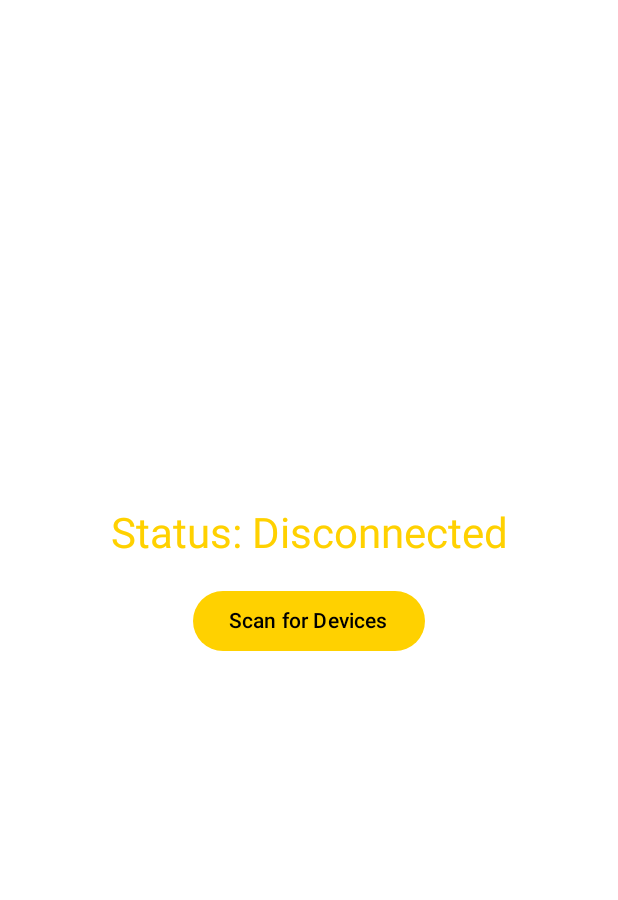
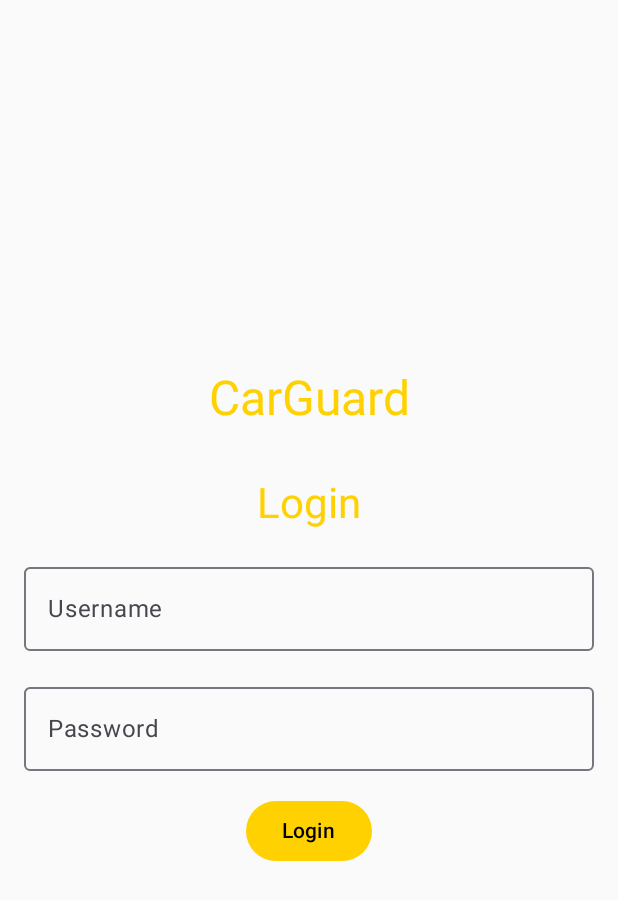
Before and after one commit to MichaelQ12/CarGuard, an Android app built with Jetpack Compose: the screen it shows after launch (MainActivity), on a phone screen of 412 x 824 dp. Shown: the top 900 px of the screen. Run offline under Robolectric (Android 15) with nearby library versions, the phone set to English and light mode, and no system bars.

Commit message:
added login

```diff
--- a/app/build.gradle.kts
+++ b/app/build.gradle.kts
@@ -61,6 +61,8 @@ dependencies {
     implementation(libs.androidx.ui.graphics)
     implementation(libs.androidx.ui.tooling.preview)
     implementation(libs.androidx.material3)
+    implementation(libs.androidx.navigation.runtime.ktx)
+    implementation(libs.androidx.navigation.compose)
     testImplementation(libs.junit)
     androidTestImplementation(libs.androidx.junit)
     androidTestImplementation(libs.androidx.espresso.core)
--- a/app/src/main/java/com/example/bluetoothsensorapp/MainActivity.kt
+++ b/app/src/main/java/com/example/bluetoothsensorapp/MainActivity.kt
@@ -24,10 +24,17 @@ import androidx.compose.ui.Modifier
 import androidx.compose.ui.tooling.preview.Preview
 import androidx.compose.ui.unit.dp
 import androidx.core.content.ContextCompat
+import androidx.navigation.NavHostController
+import androidx.navigation.NavController
+import androidx.navigation.compose.NavHost
+import androidx.navigation.compose.composable
+import androidx.navigation.compose.rememberNavController
+import androidx.compose.ui.text.input.PasswordVisualTransformation
 import com.example.bluetoothsensorapp.ui.theme.BluetoothSensorAppTheme
 import java.util.*
 
 class MainActivity : ComponentActivity() {
+
     private lateinit var bluetoothAdapter: BluetoothAdapter
     private lateinit var bluetoothLeScanner: BluetoothLeScanner
     private var scanning = false
@@ -48,35 +55,40 @@ class MainActivity : ComponentActivity() {
             permissions[Manifest.permission.ACCESS_FINE_LOCATION] == true &&
             permissions[Manifest.permission.ACCESS_COARSE_LOCATION] == true
         ) {
-            // Permissions granted, proceed with scanning
             scanLeDevice()
-        } else {
-            // Permissions denied, show a message to the user
         }
     }
 
+    @RequiresApi(Build.VERSION_CODES.S)
+    @Composable
+    fun NavigationComponent(navController: NavHostController) {
+        NavHost(navController, startDestination = "login") {
+            composable("login") {
+                LoginScreen(navController = navController)
+            }
+            composable("main") {
+                MainScreen(
+                    discoveredDevices = discoveredDevices,
+                    messages = messages,
+                    status = if (isConnected) "Connected" else "Disconnected",  // Passing status
+                    onScanClick = { checkPermissionsAndScan() },
+                    onDeviceClick = { device -> connectToDevice(device) },
+                    onToggleChanged = { toggleState -> writeToggleToDevice(toggleState) }
+                )
+            }
+        }
+    }
     @RequiresApi(Build.VERSION_CODES.S)
     override fun onCreate(savedInstanceState: Bundle?) {
         super.onCreate(savedInstanceState)
         setContent {
             BluetoothSensorAppTheme {
-                Surface(
-                    modifier = Modifier.fillMaxSize(),
-                    color = MaterialTheme.colorScheme.background
-                ) {
-                    MainScreen(
-                        discoveredDevices = discoveredDevices,
-                        messages = messages,
-                        status = if (isConnected) "Connected" else "Disconnected",  // Passing status
-                        onScanClick = { checkPermissionsAndScan() },
-                        onDeviceClick = { device -> connectToDevice(device) },
-                        onToggleChanged = { toggleState -> writeToggleToDevice(toggleState) }
-                    )
-                }
+                val navController = rememberNavController()
+                NavigationComponent(navController = navController)
             }
         }
 
-        val bluetoothManager = getSystemService(BLUETOOTH_SERVICE) as android.bluetooth.BluetoothManager
+        val bluetoothManager = getSystemService(BLUETOOTH_SERVICE) as BluetoothManager
         bluetoothAdapter = bluetoothManager.adapter
         bluetoothLeScanner = bluetoothAdapter.bluetoothLeScanner
     }
@@ -88,11 +100,9 @@ class MainActivity : ComponentActivity() {
                     ContextCompat.checkSelfPermission(this, Manifest.permission.BLUETOOTH_CONNECT) == PackageManager.PERMISSION_GRANTED &&
                     ContextCompat.checkSelfPermission(this, Manifest.permission.ACCESS_FINE_LOCATION) == PackageManager.PERMISSION_GRANTED &&
                     ContextCompat.checkSelfPermission(this, Manifest.permission.ACCESS_COARSE_LOCATION) == PackageManager.PERMISSION_GRANTED -> {
-                // Permissions are already granted, proceed with scanning
                 scanLeDevice()
             }
             else -> {
-                // Request permissions
                 requestPermissionLauncher.launch(
                     arrayOf(
                         Manifest.permission.BLUETOOTH_SCAN,
@@ -113,7 +123,7 @@ class MainActivity : ComponentActivity() {
                 bluetoothLeScanner.stopScan(leScanCallback)
             }, SCAN_PERIOD)
             scanning = true
-            discoveredDevices.clear() // Clear the list before starting a new scan
+            discoveredDevices.clear()
             bluetoothLeScanner.startScan(leScanCallback)
         } else {
             scanning = false
@@ -135,22 +145,6 @@ class MainActivity : ComponentActivity() {
                 discoveredDevices.add(device)
             }
         }
-
-        @SuppressLint("MissingPermission")
-        override fun onBatchScanResults(results: List<ScanResult>) {
-            super.onBatchScanResults(results)
-            for (result in results) {
-                val device: BluetoothDevice = result.device
-                if (device.name != null && !discoveredDevices.contains(device)) {
-                    discoveredDevices.add(device)
-                }
-            }
-        }
-
-        override fun onScanFailed(errorCode: Int) {
-            super.onScanFailed(errorCode)
-            println("Scan failed with error code: $errorCode")
-        }
     }
 
     private val gattCallback = object : BluetoothGattCallback() {
@@ -159,35 +153,13 @@ class MainActivity : ComponentActivity() {
             if (newState == BluetoothProfile.STATE_CONNECTED) {
                 gatt?.discoverServices()
                 runOnUiThread {
-                    isConnected = true // Update connection status
+                    isConnected = true
                     messages.add("Connected to ${gatt?.device?.name}")
                 }
             } else if (newState == BluetoothProfile.STATE_DISCONNECTED) {
                 runOnUiThread {
-                    isConnected = false // Update connection status
+                    isConnected = false
                     messages.add("Disconnected from ${gatt?.device?.name}")
-                }
-            }
-        }
-
-        @SuppressLint("MissingPermission")
-        override fun onServicesDiscovered(gatt: BluetoothGatt?, status: Int) {
-            if (status == BluetoothGatt.GATT_SUCCESS) {
-                val service = gatt?.getService(HM10_UUID_SERVICE)
-                val characteristic = service?.getCharacteristic(HM10_UUID_CHAR)
-                gatt?.setCharacteristicNotification(characteristic, true)
-                val descriptor = characteristic?.getDescriptor(HM10_UUID_DESCRIPTOR)
-                descriptor?.value = BluetoothGattDescriptor.ENABLE_NOTIFICATION_VALUE
-                gatt?.writeDescriptor(descriptor)
-            }
-        }
-
-        @SuppressLint("MissingPermission")
-        override fun onCharacteristicChanged(gatt: BluetoothGatt?, characteristic: BluetoothGattCharacteristic?) {
-            characteristic?.value?.let { value ->
-                val message = value.toString(Charsets.UTF_8)
-                runOnUiThread {
-                    messages.add("Message from ${gatt?.device?.name}: $message")
                 }
             }
         }
@@ -206,9 +178,73 @@ class MainActivity : ComponentActivity() {
     companion object {
         val HM10_UUID_SERVICE = UUID.fromString("0000ffe0-0000-1000-8000-00805f9b34fb")
         val HM10_UUID_CHAR = UUID.fromString("0000ffe1-0000-1000-8000-00805f9b34fb")
-        val HM10_UUID_DESCRIPTOR = UUID.fromString("00002902-0000-1000-8000-00805f9b34fb")
     }
 }
+
+
+
+@SuppressLint("MissingPermission")
+@Composable
+fun LoginScreen(navController: NavController) {
+    var username by remember { mutableStateOf("") }
+    var password by remember { mutableStateOf("") }
+    var error by remember { mutableStateOf(false) }
+
+    Column(
+        modifier = Modifier
+            .fillMaxSize()
+            .padding(16.dp),
+        verticalArrangement = Arrangement.Center,
+        horizontalAlignment = Alignment.CenterHorizontally
+    ) {
+
+        Text(
+            text = "CarGuard",
+            style = MaterialTheme.typography.headlineLarge,
+            color = MaterialTheme.colorScheme.primary
+        )
+        Spacer(modifier = Modifier.height(32.dp)) // Add space below the title
+        Text(
+            text = "Login",
+            style = MaterialTheme.typography.headlineMedium,
+            color = MaterialTheme.colorScheme.primary
+        )
+        Spacer(modifier = Modifier.height(16.dp))
+        OutlinedTextField(
+            value = username,
+            onValueChange = { username = it },
+            label = { Text("Username") },
+            modifier = Modifier.fillMaxWidth()
+        )
+        Spacer(modifier = Modifier.height(16.dp))
+        OutlinedTextField(
+            value = password,
+            onValueChange = { password = it },
+            label = { Text("Password") },
+            modifier = Modifier.fillMaxWidth(),
+            visualTransformation = PasswordVisualTransformation()
+        )
+        Spacer(modifier = Modifier.height(16.dp))
+        if (error) {
+            Text(
+                text = "Invalid credentials, try again.",
+                color = MaterialTheme.colorScheme.error
+            )
+            Spacer(modifier = Modifier.height(8.dp))
+        }
+        Button(onClick = {
+            // Hardcoded logic for allowing specific credentials
+            if (username == "user1" && password == "bums1") {
+                navController.navigate("main")
+            } else {
+                error = true
+            }
+        }) {
+            Text(text = "Login")
+        }
+    }
+}
+
 
 @SuppressLint("MissingPermission")
 @Composable
@@ -276,20 +312,5 @@ fun MainScreen(
             }
         }
     }
+
 }
-
-@Preview(showBackground = true)
-@Composable
-fun DefaultPreview() {
-    BluetoothSensorAppTheme {
-        // Pass a default status for the preview
-        MainScreen(
-            discoveredDevices = listOf(),
-            messages = listOf(),
-            status = "Disconnected",  // Default status for preview
-            onScanClick = {},
-            onDeviceClick = {},
-            onToggleChanged = {}
-        )
-    }
-}
--- a/gradle/libs.versions.toml
+++ b/gradle/libs.versions.toml
@@ -1,5 +1,5 @@
 [versions]
-agp = "8.5.0"
+agp = "8.4.0"
 kotlin = "1.9.0"
 coreKtx = "1.13.1"
 junit = "4.13.2"
@@ -10,6 +10,8 @@ activityCompose = "1.9.0"
 composeBom = "2024.04.01"
 rxandroid = "2.1.1"
 rxandroidble = "1.11.1"
+navigationRuntimeKtx = "2.8.5"
+navigationCompose = "2.8.5"
 
 [libraries]
 androidx-core-ktx = { group = "androidx.core", name = "core-ktx", version.ref = "coreKtx" }
@@ -28,6 +30,8 @@ androidx-ui-test-junit4 = { group = "androidx.compose.ui", name = "ui-test-junit
 androidx-material3 = { group = "androidx.compose.material3", name = "material3" }
 rxandroid = { module = "io.reactivex.rxjava2:rxandroid", version.ref = "rxandroid" }
 rxandroidble = { module = "com.polidea.rxandroidble2:rxandroidble", version.ref = "rxandroidble" }
+androidx-navigation-runtime-ktx = { group = "androidx.navigation", name = "navigation-runtime-ktx", version.ref = "navigationRuntimeKtx" }
+androidx-navigation-compose = { group = "androidx.navigation", name = "navigation-compose", version.ref = "navigationCompose" }
 
 [plugins]
 android-application = { id = "com.android.application", version.ref = "agp" }
```
